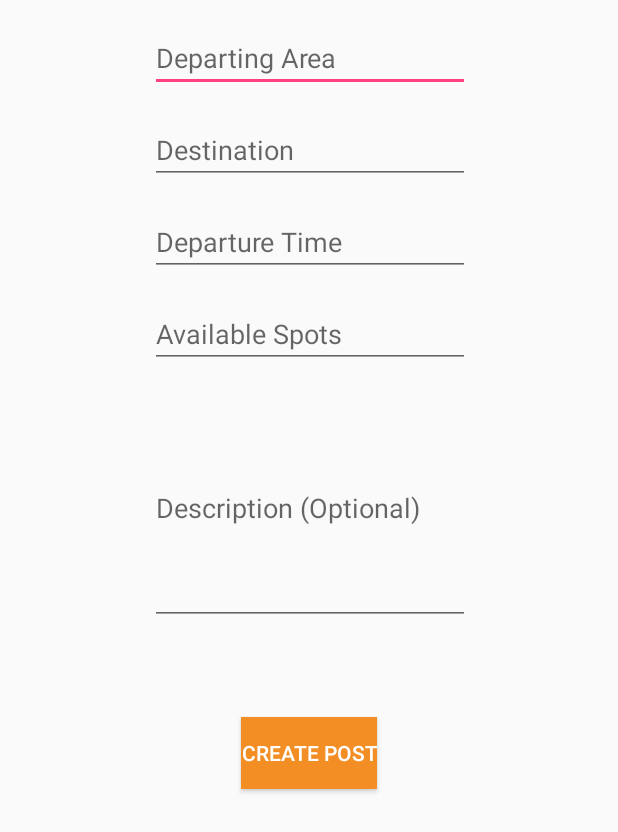
After one commit to lnguyent01/Hitch, an Android app: the layout activity_create_post.xml on its own in the app's theme, with its tools: preview values and no code run, on a phone screen of 412 x 824 dp. The commit adds this screen. Shown: the top 832 px of the screen. Run offline under Robolectric (Android 15) with nearby library versions, the phone set to English and light mode, and no system bars.

Commit message:
Began adding functionality to add post button

```diff
--- a/app/src/main/AndroidManifest.xml
+++ b/app/src/main/AndroidManifest.xml
@@ -19,7 +19,10 @@
         <activity android:name=".SignUpActivity" />
         <activity
             android:name=".NavigationActivity"
-            android:label="@string/title_activity_navigation"></activity>
+            android:label="@string/title_activity_navigation" />
+        <activity
+            android:name=".CreatePostActivity"
+            android:label="CreatePostActivity" />
     </application>
 
 </manifest>
--- /dev/null
+++ b/app/src/main/java/chub45/benson/hitch/Post.java
@@ -0,0 +1,17 @@
+package chub45.benson.hitch;
+
+/**
+ * Created by kailash on 2/4/18.
+ */
+
+import java.util.Date;
+
+public interface Post
+{
+    public String get_departing_area();
+    public String get_destination();
+    public Date get_departure_time();
+    public int get_ride_size_restriction();
+    public User get_author();
+    public String get_description();
+}
--- /dev/null
+++ b/app/src/main/res/layout/activity_create_post.xml
@@ -0,0 +1,102 @@
+<?xml version="1.0" encoding="utf-8"?>
+<android.support.constraint.ConstraintLayout xmlns:android="http://schemas.android.com/apk/res/android"
+    xmlns:app="http://schemas.android.com/apk/res-auto"
+    xmlns:tools="http://schemas.android.com/tools"
+    android:layout_width="match_parent"
+    android:layout_height="match_parent"
+    tools:context="chub45.benson.hitch.AddPostActivity">
+
+    <EditText
+        android:id="@+id/departingAreaText"
+        android:layout_width="wrap_content"
+        android:layout_height="wrap_content"
+        android:layout_marginEnd="8dp"
+        android:layout_marginStart="8dp"
+        android:layout_marginTop="16dp"
+        android:ems="10"
+        android:hint="Departing Area"
+        android:inputType="text"
+        app:layout_constraintEnd_toEndOf="parent"
+        app:layout_constraintHorizontal_bias="0.503"
+        app:layout_constraintStart_toStartOf="parent"
+        app:layout_constraintTop_toTopOf="parent" />
+
+    <EditText
+        android:id="@+id/destinationText"
+        android:layout_width="wrap_content"
+        android:layout_height="wrap_content"
+        android:layout_marginEnd="8dp"
+        android:layout_marginStart="8dp"
+        android:layout_marginTop="16dp"
+        android:ems="10"
+        android:hint="Destination"
+        android:inputType="text"
+        app:layout_constraintEnd_toEndOf="parent"
+        app:layout_constraintHorizontal_bias="0.503"
+        app:layout_constraintStart_toStartOf="parent"
+        app:layout_constraintTop_toBottomOf="@+id/departingAreaText" />
+
+    <EditText
+        android:id="@+id/departureTimeText"
+        android:layout_width="wrap_content"
+        android:layout_height="wrap_content"
+        android:layout_marginEnd="8dp"
+        android:layout_marginStart="8dp"
+        android:layout_marginTop="16dp"
+        android:ems="10"
+        android:hint="Departure Time"
+        android:inputType="datetime"
+        app:layout_constraintEnd_toEndOf="parent"
+        app:layout_constraintHorizontal_bias="0.503"
+        app:layout_constraintStart_toStartOf="parent"
+        app:layout_constraintTop_toBottomOf="@+id/destinationText" />
+
+    <EditText
+        android:id="@+id/availableSpotsText"
+        android:layout_width="wrap_content"
+        android:layout_height="wrap_content"
+        android:layout_marginEnd="8dp"
+        android:layout_marginStart="8dp"
+        android:layout_marginTop="16dp"
+        android:ems="10"
+        android:hint="Available Spots"
+        android:inputType="number"
+        app:layout_constraintEnd_toEndOf="parent"
+        app:layout_constraintHorizontal_bias="0.503"
+        app:layout_constraintStart_toStartOf="parent"
+        app:layout_constraintTop_toBottomOf="@+id/departureTimeText" />
+
+    <EditText
+        android:id="@+id/descriptionText"
+        android:layout_width="wrap_content"
+        android:layout_height="155dp"
+        android:layout_marginEnd="8dp"
+        android:layout_marginStart="8dp"
+        android:layout_marginTop="16dp"
+        android:ems="10"
+        android:hint="Description (Optional)"
+        android:inputType="text"
+        app:layout_constraintEnd_toEndOf="parent"
+        app:layout_constraintHorizontal_bias="0.503"
+        app:layout_constraintStart_toStartOf="parent"
+        app:layout_constraintTop_toBottomOf="@+id/availableSpotsText" />
+
+
+    <Button
+        android:id="@+id/createPostButton"
+        android:layout_width="wrap_content"
+        android:layout_height="wrap_content"
+        android:layout_marginEnd="8dp"
+        android:layout_marginStart="8dp"
+        android:layout_marginTop="8dp"
+        android:background="@color/colorPrimary"
+        android:text="Create Post"
+        android:textColor="@android:color/background_light"
+        app:layout_constraintBottom_toBottomOf="parent"
+        app:layout_constraintEnd_toEndOf="parent"
+        app:layout_constraintHorizontal_bias="0.5"
+        app:layout_constraintStart_toStartOf="parent"
+        app:layout_constraintTop_toBottomOf="@+id/descriptionText"
+        app:layout_constraintVertical_bias="0.152" />
+
+</android.support.constraint.ConstraintLayout>
--- a/app/src/main/res/layout/activity_navigation.xml
+++ b/app/src/main/res/layout/activity_navigation.xml
@@ -41,6 +41,7 @@
         android:layout_marginStart="8dp"
         android:layout_marginTop="8dp"
         android:background="@color/colorPrimary"
+        android:onClick="createPost"
         app:layout_constraintBottom_toBottomOf="@+id/navigation"
         app:layout_constraintEnd_toEndOf="parent"
         app:layout_constraintHorizontal_bias="0.975"
```
Also changed, not shown: app/src/main/java/chub45/benson/hitch/AddPostActivity.java (added, +49 -0 lines), app/src/main/java/chub45/benson/hitch/DefaultPostFactory.java (added, +14 -0 lines), app/src/main/java/chub45/benson/hitch/DriverPost.java (added, +136 -0 lines), app/src/main/java/chub45/benson/hitch/NavigationActivity.java (+17 -1 lines), app/src/main/java/chub45/benson/hitch/PostFactory.java (added, +11 -0 lines).
